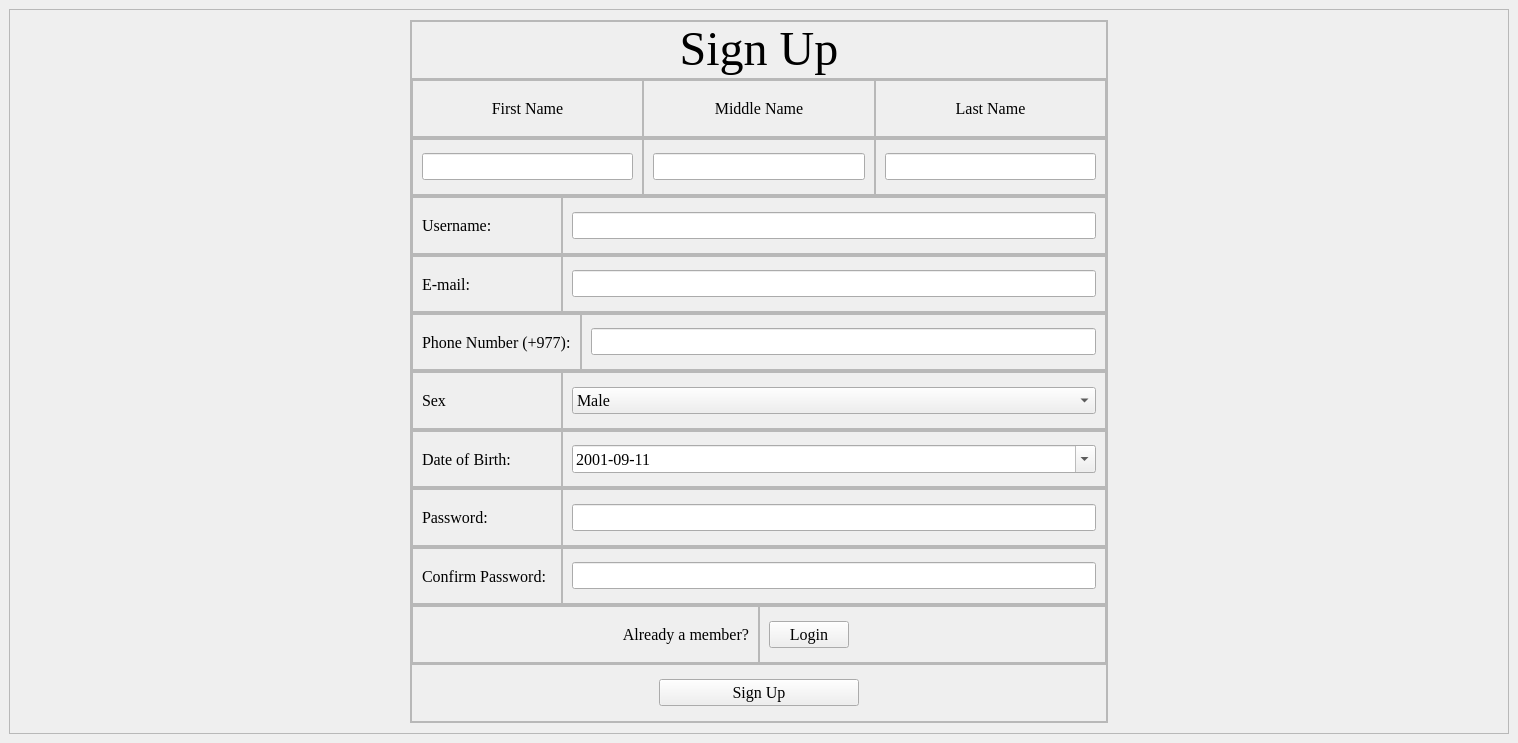
Before: the Qt Designer form signup.ui in aavashlamichhane/LibMan, drawn with Qt 5.
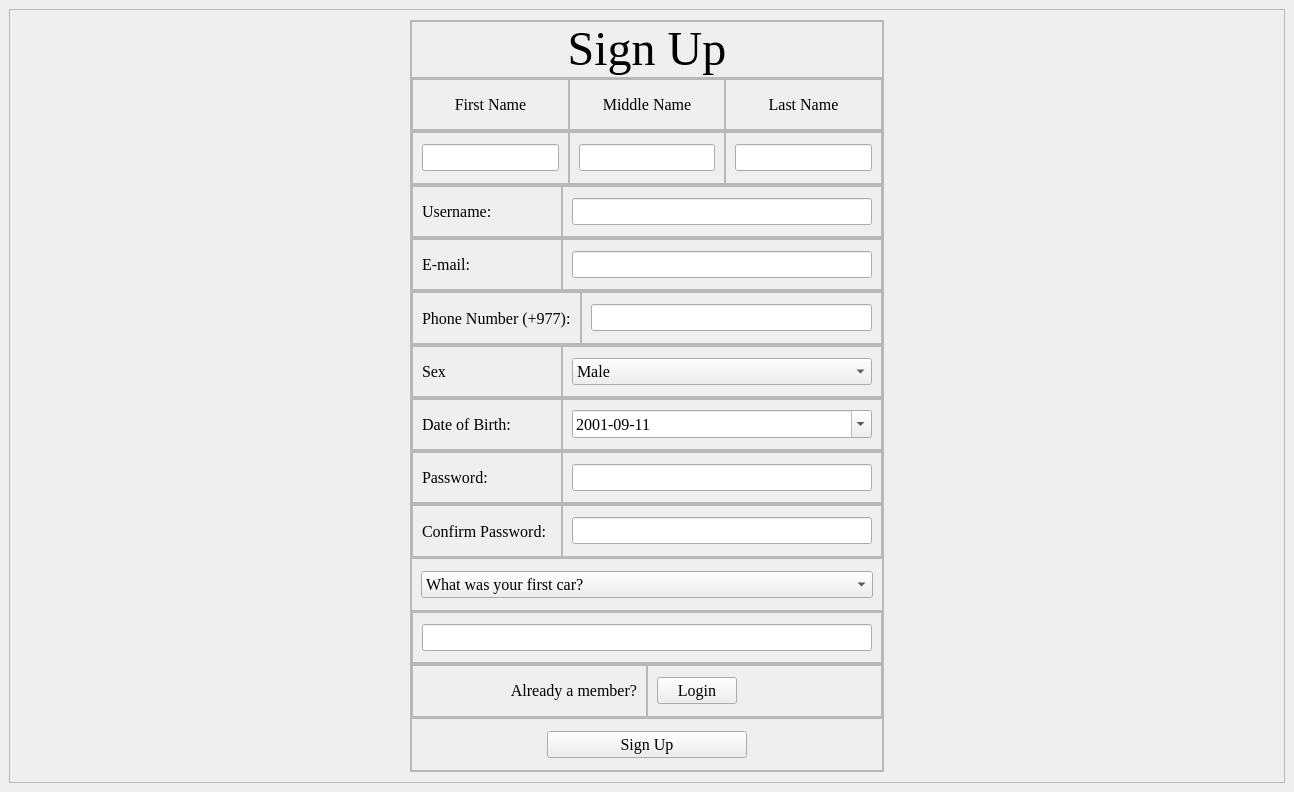
After: the same form once the commit is applied.

```diff
--- a/signup.ui
+++ b/signup.ui
@@ -6,8 +6,8 @@
    <rect>
     <x>0</x>
     <y>0</y>
-    <width>1518</width>
-    <height>743</height>
+    <width>1294</width>
+    <height>792</height>
    </rect>
   </property>
   <property name="windowTitle">
@@ -967,6 +967,102 @@
             </layout>
            </widget>
           </item>
+          <item>
+           <widget class="QFrame" name="frame_37">
+            <property name="frameShape">
+             <enum>QFrame::StyledPanel</enum>
+            </property>
+            <property name="frameShadow">
+             <enum>QFrame::Raised</enum>
+            </property>
+            <layout class="QVBoxLayout" name="verticalLayout_8">
+             <item>
+              <widget class="QComboBox" name="comboBox_ques1">
+               <property name="font">
+                <font>
+                 <family>Times New Roman</family>
+                 <pointsize>12</pointsize>
+                </font>
+               </property>
+               <item>
+                <property name="text">
+                 <string>What was your first car?</string>
+                </property>
+               </item>
+               <item>
+                <property name="text">
+                 <string>What city were you born in?</string>
+                </property>
+               </item>
+               <item>
+                <property name="text">
+                 <string>What was the first concert you attended?</string>
+                </property>
+               </item>
+               <item>
+                <property name="text">
+                 <string>What is the name of your first pet?</string>
+                </property>
+               </item>
+               <item>
+                <property name="text">
+                 <string>What elementary school did you attend?</string>
+                </property>
+               </item>
+              </widget>
+             </item>
+            </layout>
+           </widget>
+          </item>
+          <item>
+           <widget class="QFrame" name="frame_38">
+            <property name="frameShape">
+             <enum>QFrame::StyledPanel</enum>
+            </property>
+            <property name="frameShadow">
+             <enum>QFrame::Raised</enum>
+            </property>
+            <layout class="QHBoxLayout" name="horizontalLayout_31">
+             <property name="spacing">
+              <number>0</number>
+             </property>
+             <property name="leftMargin">
+              <number>0</number>
+             </property>
+             <property name="topMargin">
+              <number>0</number>
+             </property>
+             <property name="rightMargin">
+              <number>0</number>
+             </property>
+             <property name="bottomMargin">
+              <number>0</number>
+             </property>
+             <item>
+              <widget class="QFrame" name="frame_41">
+               <property name="frameShape">
+                <enum>QFrame::StyledPanel</enum>
+               </property>
+               <property name="frameShadow">
+                <enum>QFrame::Raised</enum>
+               </property>
+               <layout class="QVBoxLayout" name="verticalLayout_9">
+                <item>
+                 <widget class="QLineEdit" name="lineEdit_ans1">
+                  <property name="font">
+                   <font>
+                    <family>Times New Roman</family>
+                    <pointsize>12</pointsize>
+                   </font>
+                  </property>
+                 </widget>
+                </item>
+               </layout>
+              </widget>
+             </item>
+            </layout>
+           </widget>
+          </item>
           <item>
            <widget class="QFrame" name="frame_7">
             <property name="frameShape">
```
